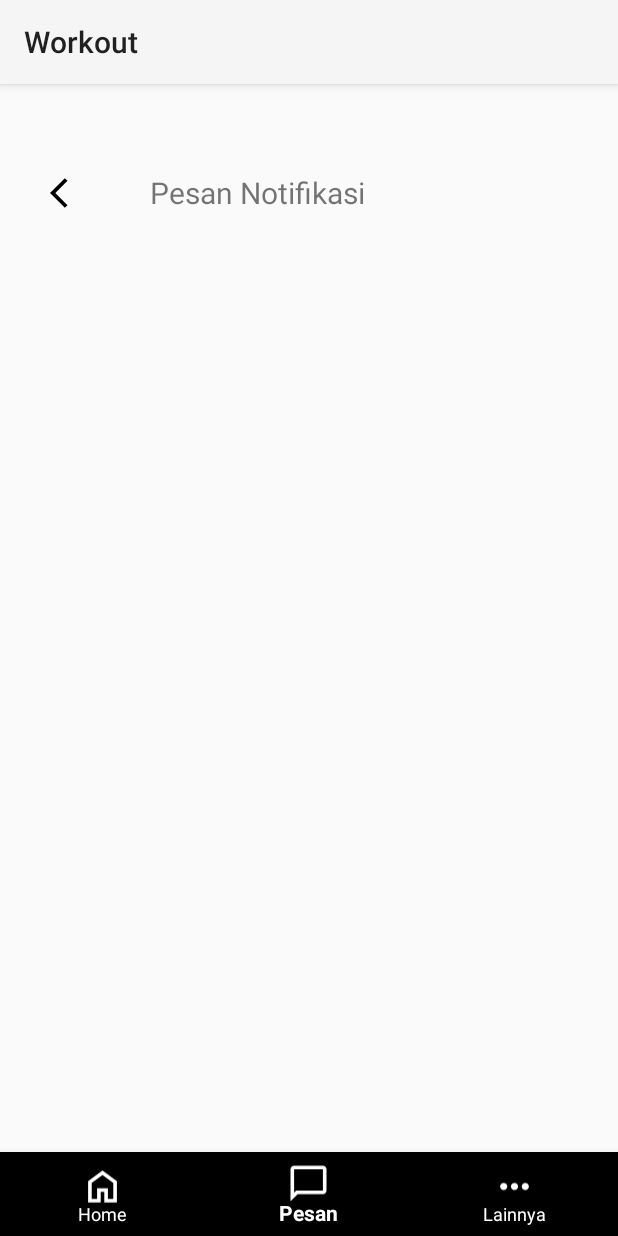
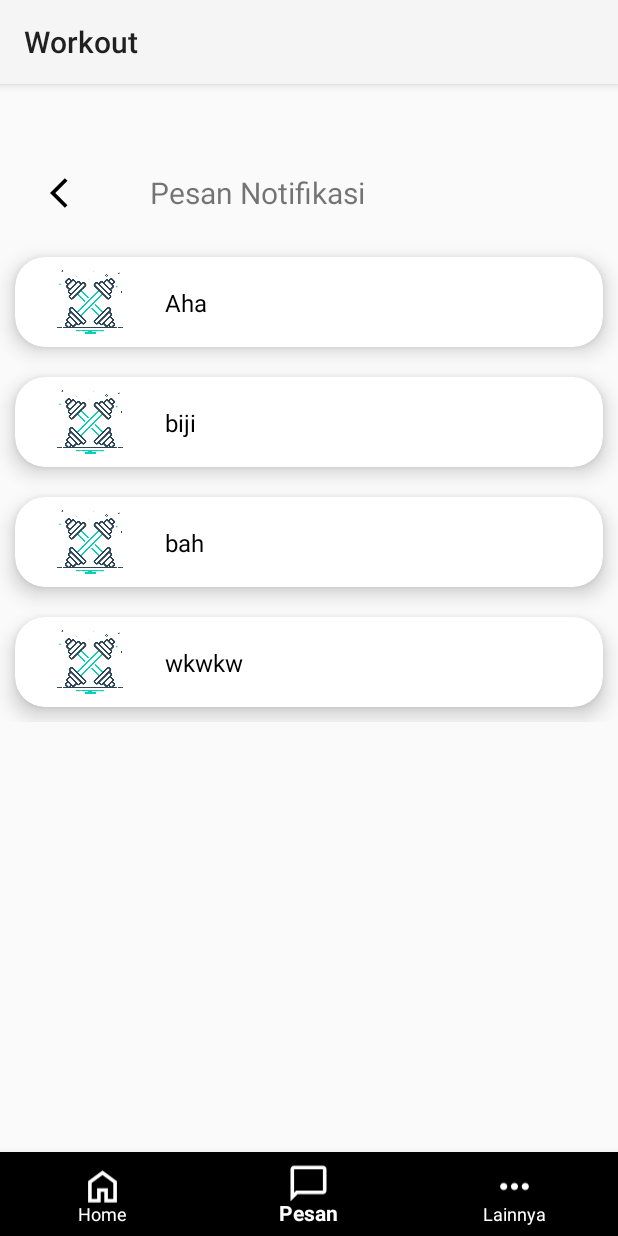
Before and after one commit to leosantara/Workout_Tracker, an Android app: the fragment fragmentListPesanNotif shown on its own in the app's theme, item 2 of the bottom bar chosen, on a phone screen of 412 x 824 dp. Run offline under Robolectric (Android 15) with nearby library versions, the phone set to English and light mode, and no system bars.

Commit message:
Penambahan Recycle View dengan data list hardtext

```diff
--- /dev/null
+++ b/app/src/main/java/id/ac/ukdw/workout_tracker/NotifAdapter.kt
@@ -0,0 +1,31 @@
+package id.ac.ukdw.workout_tracker
+
+import android.view.LayoutInflater
+import android.view.View
+import android.view.ViewGroup
+import android.widget.TextView
+import androidx.recyclerview.widget.RecyclerView
+import id.ac.ukdw.workout_tracker.databinding.ActivityMainBinding
+import id.ac.ukdw.workout_tracker.databinding.FragmentItemNotifBinding
+
+class NotifAdapter(private val notifList:ArrayList<NotifClass>)
+    : RecyclerView.Adapter<NotifAdapter.NotifViewHolder>(){
+
+    class NotifViewHolder(itemView: View) : RecyclerView.ViewHolder(itemView){
+        val NotifItemTitle : TextView = itemView.findViewById(R.id.NotifitemTitle)
+    }
+
+    override fun onCreateViewHolder(parent: ViewGroup, viewType: Int): NotifViewHolder {
+        val view = LayoutInflater.from(parent.context).inflate(R.layout.fragment_item_notif, parent, false)
+        return NotifViewHolder(view)
+    }
+
+    override fun getItemCount(): Int {
+        return notifList.size
+    }
+
+    override fun onBindViewHolder(holder: NotifViewHolder, position: Int) {
+        val notif = notifList[position]
+        holder.NotifItemTitle.text = notif.Judul
+    }
+}
--- /dev/null
+++ b/app/src/main/java/id/ac/ukdw/workout_tracker/NotifClass.kt
@@ -0,0 +1,5 @@
+package id.ac.ukdw.workout_tracker
+
+data class NotifClass(val Judul:String, val Deskripsi:String) {
+
+}
--- a/app/src/main/java/id/ac/ukdw/workout_tracker/fragmentAbsWorkout.kt
+++ b/app/src/main/java/id/ac/ukdw/workout_tracker/fragmentAbsWorkout.kt
@@ -29,6 +29,7 @@ class fragmentAbsWorkout : Fragment() {
 
         binding.btnBack.setOnClickListener{
             Intent(getContext(), MainActivity::class.java).also {
+                it.putExtra("fragmentType", "FragmentHome")
                 startActivity(it)
             }
         }
@@ -37,12 +38,17 @@ class fragmentAbsWorkout : Fragment() {
             when (menuItem.itemId) {
                 R.id.btnHome -> {
                     Intent(getContext(), MainActivity::class.java).also {
+                        it.putExtra("fragmentType", "FragmentHome")
                         startActivity(it)
                     }
                     Toast.makeText(requireContext(), "Home", Toast.LENGTH_SHORT).show()
                     true
                 }
                 R.id.btnPesan -> {
+                    Intent(getContext(), MainActivity::class.java).also {
+                        it.putExtra("fragmentType", "FragmentPesan")
+                        startActivity(it)
+                    }
                     Toast.makeText(requireContext(), "Pesan", Toast.LENGTH_SHORT).show()
                     // Lakukan sesuatu ketika menu Chat dipilih
                     true
--- a/app/src/main/java/id/ac/ukdw/workout_tracker/fragmentHome.kt
+++ b/app/src/main/java/id/ac/ukdw/workout_tracker/fragmentHome.kt
@@ -38,12 +38,12 @@ class fragmentHome : Fragment() {
             binding.BarBottom.setOnItemSelectedListener { menuItem ->
             when (menuItem.itemId) {
                 R.id.btnHome -> {
-                    Toast.makeText(requireContext(), "Home", Toast.LENGTH_SHORT).show()
+                    requireActivity().supportFragmentManager.beginTransaction().replace(R.id.main_activity, fragmentHome()).commit()
                     true
                 }
                 R.id.btnPesan -> {
                     Toast.makeText(requireContext(), "Pesan", Toast.LENGTH_SHORT).show()
-                    // Lakukan sesuatu ketika menu Chat dipilih
+                    requireActivity().supportFragmentManager.beginTransaction().replace(R.id.main_activity, fragmentListPesanNotif()).commit()
                     true
                 }
                 R.id.btnLainnya -> {
--- a/app/src/main/java/id/ac/ukdw/workout_tracker/fragmentListPesanNotif.kt
+++ b/app/src/main/java/id/ac/ukdw/workout_tracker/fragmentListPesanNotif.kt
@@ -5,17 +5,62 @@ import androidx.fragment.app.Fragment
 import android.view.LayoutInflater
 import android.view.View
 import android.view.ViewGroup
+import android.widget.Toast
+import androidx.recyclerview.widget.LinearLayoutManager
 import id.ac.ukdw.workout_tracker.R
+import id.ac.ukdw.workout_tracker.databinding.FragmentListPesanNotifBinding
+import id.ac.ukdw.workout_tracker.databinding.FragmentResepMakananBinding
 
 class fragmentListPesanNotif : Fragment() {
 
+    private var notifList : ArrayList<NotifClass> = arrayListOf()
+    private lateinit var notifAdapter : NotifAdapter
+    private var _binding : FragmentListPesanNotifBinding? = null
+    private val binding get() = _binding!!
 
     override fun onCreateView(
         inflater: LayoutInflater, container: ViewGroup?,
         savedInstanceState: Bundle?
     ): View? {
         // Inflate the layout for this fragment
-        return inflater.inflate(R.layout.fragment_list_pesan_notif, container, false)
+        _binding = FragmentListPesanNotifBinding.inflate(inflater, container, false)
+
+        binding.recyclerView.setHasFixedSize(true)
+        binding.recyclerView.layoutManager = LinearLayoutManager(requireContext())
+
+        notifList.add(NotifClass("Aha", "aha"))
+        notifList.add(NotifClass("biji", "aha"))
+        notifList.add(NotifClass("bah", "aha"))
+        notifList.add(NotifClass("wkwkw", "aha"))
+        notifAdapter = NotifAdapter(notifList)
+        binding.recyclerView.adapter = notifAdapter
+
+        binding.BarBottom.setOnItemSelectedListener { menuItem ->
+            when (menuItem.itemId) {
+                R.id.btnHome -> {
+                    Toast.makeText(requireContext(), "Home", Toast.LENGTH_SHORT).show()
+                    requireActivity().supportFragmentManager.beginTransaction().replace(R.id.main_activity, fragmentHome()).commit()
+                    true
+                }
+                R.id.btnPesan -> {
+                    Toast.makeText(requireContext(), "Pesan", Toast.LENGTH_SHORT).show()
+                    requireActivity().supportFragmentManager.beginTransaction().replace(R.id.main_activity, fragmentListPesanNotif()).commit()
+                    true
+                }
+                R.id.btnLainnya -> {
+                    Toast.makeText(requireContext(), "Lainnya", Toast.LENGTH_SHORT).show()
+                    // Lakukan sesuatu ketika menu Lainnya dipilih
+                    true
+                }
+                else -> false
+            }
+        }
+
+        return binding.root
     }
 
+    override fun onDestroyView() {
+        super.onDestroyView()
+        _binding = null
+    }
 }
--- a/app/src/main/java/id/ac/ukdw/workout_tracker/fragmentResepMakanan.kt
+++ b/app/src/main/java/id/ac/ukdw/workout_tracker/fragmentResepMakanan.kt
@@ -30,6 +30,7 @@ class fragmentResepMakanan : Fragment() {
 
         binding.btnBack.setOnClickListener{
             Intent(getContext(), MainActivity::class.java).also {
+                it.putExtra("fragmentType", "FragmentHome")
                 startActivity(it)
             }
         }
@@ -38,12 +39,17 @@ class fragmentResepMakanan : Fragment() {
             when (menuItem.itemId) {
                 R.id.btnHome -> {
                     Intent(getContext(), MainActivity::class.java).also {
+                        it.putExtra("fragmentType", "FragmentHome")
                         startActivity(it)
                     }
                     Toast.makeText(requireContext(), "Home", Toast.LENGTH_SHORT).show()
                     true
                 }
                 R.id.btnPesan -> {
+                    Intent(getContext(), MainActivity::class.java).also {
+                        it.putExtra("fragmentType", "FragmentPesan")
+                        startActivity(it)
+                    }
                     Toast.makeText(requireContext(), "Pesan", Toast.LENGTH_SHORT).show()
                     // Lakukan sesuatu ketika menu Chat dipilih
                     true
--- a/app/src/main/java/id/ac/ukdw/workout_tracker/fragmentSaladBuah.kt
+++ b/app/src/main/java/id/ac/ukdw/workout_tracker/fragmentSaladBuah.kt
@@ -29,12 +29,17 @@ class fragmentSaladBuah : Fragment() {
             when (menuItem.itemId) {
                 R.id.btnHome -> {
                     Intent(getContext(), MainActivity::class.java).also {
+                        it.putExtra("fragmentType", "FragmentHome")
                         startActivity(it)
                     }
                     Toast.makeText(requireContext(), "Home", Toast.LENGTH_SHORT).show()
                     true
                 }
                 R.id.btnPesan -> {
+                    Intent(getContext(), MainActivity::class.java).also {
+                        it.putExtra("fragmentType", "FragmentPesan")
+                        startActivity(it)
+                    }
                     Toast.makeText(requireContext(), "Pesan", Toast.LENGTH_SHORT).show()
                     // Lakukan sesuatu ketika menu Chat dipilih
                     true
--- a/app/src/main/java/id/ac/ukdw/workout_tracker/fragmentStartAbsWorkout.kt
+++ b/app/src/main/java/id/ac/ukdw/workout_tracker/fragmentStartAbsWorkout.kt
@@ -120,12 +120,17 @@ class fragmentStartAbsWorkout : Fragment() {
             when (menuItem.itemId) {
                 R.id.btnHome -> {
                     Intent(getContext(), MainActivity::class.java).also {
+                        it.putExtra("fragmentType", "FragmentHome")
                         startActivity(it)
                     }
                     Toast.makeText(requireContext(), "Home", Toast.LENGTH_SHORT).show()
                     true
                 }
                 R.id.btnPesan -> {
+                    Intent(getContext(), MainActivity::class.java).also {
+                        it.putExtra("fragmentType", "FragmentPesan")
+                        startActivity(it)
+                    }
                     Toast.makeText(requireContext(), "Pesan", Toast.LENGTH_SHORT).show()
                     // Lakukan sesuatu ketika menu Chat dipilih
                     true
--- a/app/src/main/java/id/ac/ukdw/workout_tracker/fragment_login.kt
+++ b/app/src/main/java/id/ac/ukdw/workout_tracker/fragment_login.kt
@@ -81,8 +81,10 @@ class fragment_login : Fragment() {
             .addOnCompleteListener(requireActivity()) {
                 if (it.isSuccessful) {
                     Toast.makeText(requireContext(), "Selamat datang $email", Toast.LENGTH_SHORT).show()
-                    val intent = Intent(requireContext(), MainActivity::class.java)
-                    startActivity(intent)
+                    Intent(getContext(), MainActivity::class.java).also {
+                        it.putExtra("fragmentType", "FragmentHome")
+                        startActivity(it)
+                    }
                 } else {
                     Toast.makeText(requireContext(), "${it.exception?.message}", Toast.LENGTH_SHORT).show()
                 }
--- a/app/src/main/res/layout/fragment_item_notif.xml
+++ b/app/src/main/res/layout/fragment_item_notif.xml
@@ -6,7 +6,6 @@
     android:layout_height="wrap_content"
     xmlns:tools="http://schemas.android.com/tools"
     app:cardCornerRadius="20dp"
-    tools:context="id.ac.ukdw.workout_tracker.fragmentItemNotif"
     android:layout_marginHorizontal="10dp"
     android:layout_marginVertical="10dp"
     app:cardElevation="8dp">
@@ -18,7 +17,7 @@
         <ImageView
             android:layout_width="60dp"
             android:layout_height="60dp"
-            android:id="@+id/image"
+            android:id="@+id/NotifitemLogo"
             android:layout_marginStart="20dp"
             android:padding="8dp"
             android:adjustViewBounds="true"
@@ -31,12 +30,12 @@
         <TextView
             android:layout_width="wrap_content"
             android:layout_height="wrap_content"
-            android:id="@+id/title"
+            android:id="@+id/NotifitemTitle"
             android:textColor="@color/black"
             android:textSize="16sp"
             android:text="Title"
             android:layout_marginStart="20dp"
-            app:layout_constraintStart_toEndOf="@id/image"
+            app:layout_constraintStart_toEndOf="@id/NotifitemLogo"
             app:layout_constraintTop_toTopOf="parent"
             app:layout_constraintBottom_toBottomOf="parent" />
 
--- a/app/src/main/res/layout/fragment_list_pesan_notif.xml
+++ b/app/src/main/res/layout/fragment_list_pesan_notif.xml
@@ -61,6 +61,8 @@
                     android:orientation="vertical" >
 
                     <androidx.recyclerview.widget.RecyclerView
+                        android:id="@+id/recyclerView"
+
                         android:layout_width="match_parent"
                         android:layout_height="match_parent" />
                 </LinearLayout>
```
Also changed, not shown: app/src/main/java/id/ac/ukdw/workout_tracker/MainActivity.kt (+7 -6 lines).
